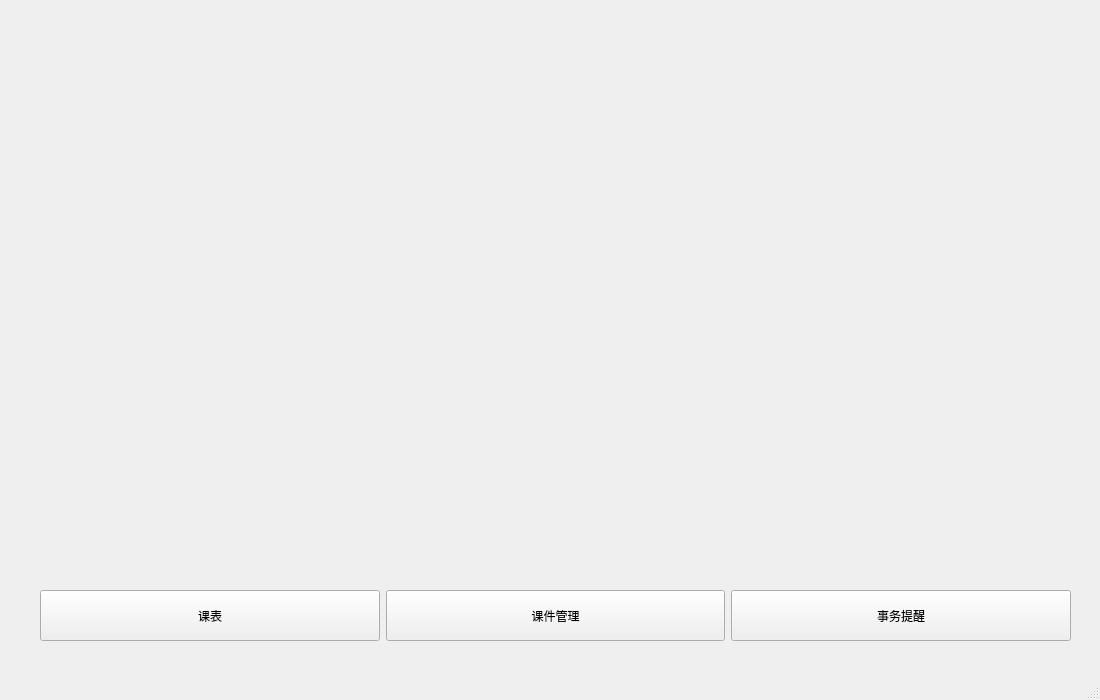
First picture: the form in mainwindow.ui, repository Ruby-Dream/studysoftware, before the edit.
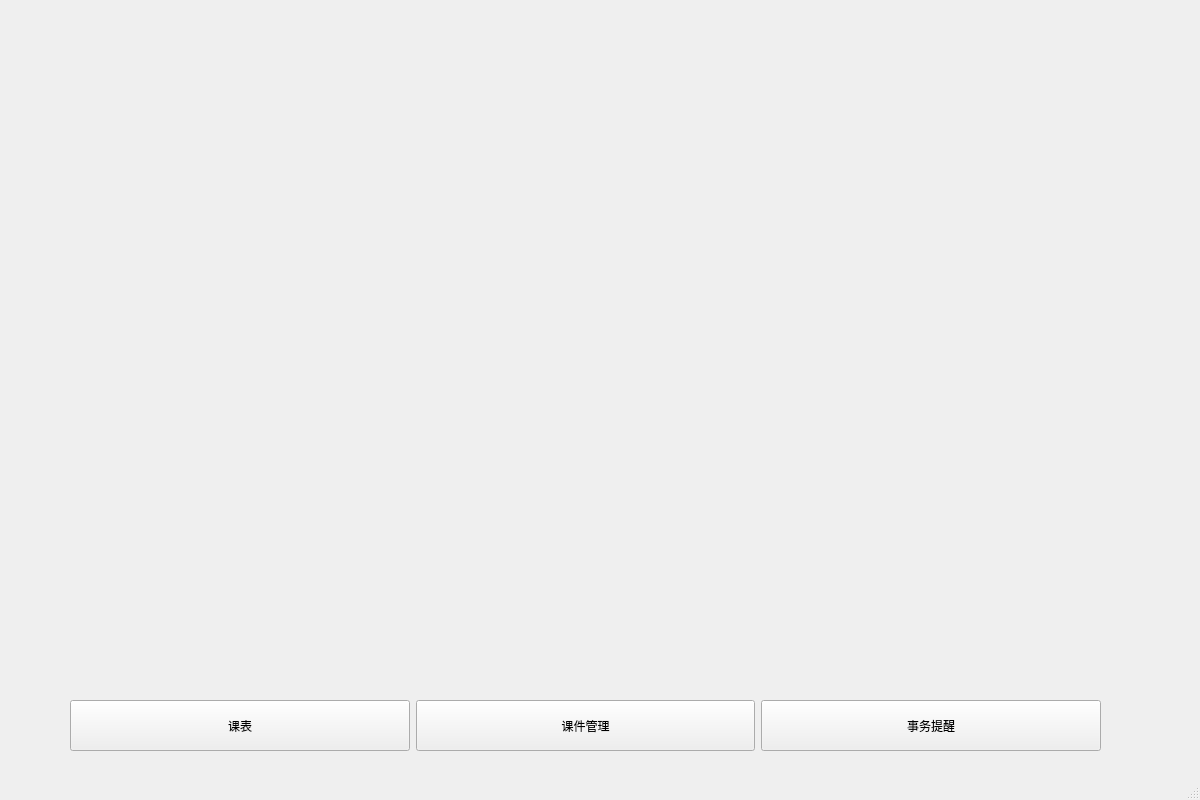
Second picture: the form after the edit.

The edit to the form file:
```diff
--- a/mainwindow.ui
+++ b/mainwindow.ui
@@ -6,8 +6,8 @@
    <rect>
     <x>0</x>
     <y>0</y>
-    <width>1100</width>
-    <height>700</height>
+    <width>1200</width>
+    <height>800</height>
    </rect>
   </property>
   <property name="maximumSize">
@@ -23,10 +23,10 @@
    <widget class="QWidget" name="gridLayoutWidget">
     <property name="geometry">
      <rect>
-      <x>30</x>
+      <x>10</x>
       <y>20</y>
-      <width>1111</width>
-      <height>541</height>
+      <width>1181</width>
+      <height>671</height>
      </rect>
     </property>
     <layout class="QGridLayout" name="gridLayout">
@@ -44,8 +44,8 @@
    <widget class="QWidget" name="layoutWidget">
     <property name="geometry">
      <rect>
-      <x>40</x>
-      <y>590</y>
+      <x>70</x>
+      <y>700</y>
       <width>1031</width>
       <height>51</height>
      </rect>
```
Left out of the diff: 2 changed lines with no effect on the pictures.
